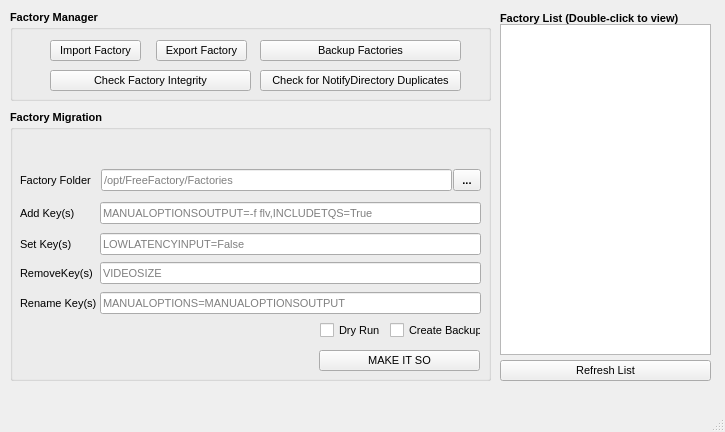
Qt form bin/FactoryMgr.ui (lacojim/FreeFactoryQT) before a commit.
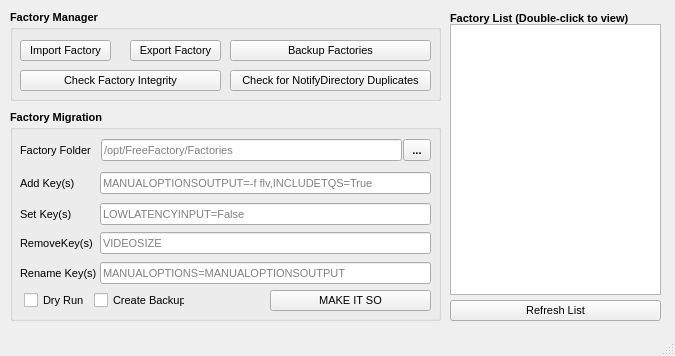
The same form after that commit.

```diff
--- a/bin/FactoryMgr.ui
+++ b/bin/FactoryMgr.ui
@@ -6,8 +6,8 @@
    <rect>
     <x>0</x>
     <y>0</y>
-    <width>725</width>
-    <height>432</height>
+    <width>675</width>
+    <height>356</height>
    </rect>
   </property>
   <property name="windowTitle">
@@ -19,7 +19,7 @@
      <rect>
       <x>10</x>
       <y>10</y>
-      <width>481</width>
+      <width>431</width>
       <height>91</height>
      </rect>
     </property>
@@ -35,7 +35,7 @@
     <widget class="QPushButton" name="ExportFactory">
      <property name="geometry">
       <rect>
-       <x>146</x>
+       <x>120</x>
        <y>30</y>
        <width>91</width>
        <height>21</height>
@@ -57,7 +57,7 @@
     <widget class="QPushButton" name="ImportFactory">
      <property name="geometry">
       <rect>
-       <x>40</x>
+       <x>10</x>
        <y>30</y>
        <width>91</width>
        <height>21</height>
@@ -79,7 +79,7 @@
     <widget class="QPushButton" name="BackupFactories">
      <property name="geometry">
       <rect>
-       <x>250</x>
+       <x>220</x>
        <y>30</y>
        <width>201</width>
        <height>21</height>
@@ -101,7 +101,7 @@
     <widget class="QPushButton" name="CheckFactoryIntegrity">
      <property name="geometry">
       <rect>
-       <x>40</x>
+       <x>10</x>
        <y>60</y>
        <width>201</width>
        <height>21</height>
@@ -123,7 +123,7 @@
     <widget class="QPushButton" name="CheckNotifyDuplicates">
      <property name="geometry">
       <rect>
-       <x>250</x>
+       <x>220</x>
        <y>60</y>
        <width>201</width>
        <height>21</height>
@@ -148,8 +148,8 @@
      <rect>
       <x>10</x>
       <y>110</y>
-      <width>481</width>
-      <height>271</height>
+      <width>431</width>
+      <height>211</height>
      </rect>
     </property>
     <property name="font">
@@ -164,8 +164,8 @@
     <widget class="QToolButton" name="buttonSelectFactoryDir">
      <property name="geometry">
       <rect>
-       <x>443</x>
-       <y>59</y>
+       <x>393</x>
+       <y>29</y>
        <width>28</width>
        <height>22</height>
       </rect>
@@ -178,8 +178,8 @@
      <property name="geometry">
       <rect>
        <x>91</x>
-       <y>59</y>
-       <width>351</width>
+       <y>29</y>
+       <width>301</width>
        <height>22</height>
       </rect>
      </property>
@@ -201,7 +201,7 @@
      <property name="geometry">
       <rect>
        <x>10</x>
-       <y>62</y>
+       <y>32</y>
        <width>81</width>
        <height>16</height>
       </rect>
@@ -220,7 +220,7 @@
      <property name="geometry">
       <rect>
        <x>10</x>
-       <y>95</y>
+       <y>65</y>
        <width>61</width>
        <height>16</height>
       </rect>
@@ -239,8 +239,8 @@
      <property name="geometry">
       <rect>
        <x>90</x>
-       <y>92</y>
-       <width>381</width>
+       <y>62</y>
+       <width>331</width>
        <height>22</height>
       </rect>
      </property>
@@ -261,8 +261,8 @@
      <property name="geometry">
       <rect>
        <x>90</x>
-       <y>123</y>
-       <width>381</width>
+       <y>93</y>
+       <width>331</width>
        <height>22</height>
       </rect>
      </property>
@@ -283,7 +283,7 @@
      <property name="geometry">
       <rect>
        <x>10</x>
-       <y>126</y>
+       <y>96</y>
        <width>61</width>
        <height>16</height>
       </rect>
@@ -302,7 +302,7 @@
      <property name="geometry">
       <rect>
        <x>10</x>
-       <y>155</y>
+       <y>125</y>
        <width>81</width>
        <height>16</height>
       </rect>
@@ -321,8 +321,8 @@
      <property name="geometry">
       <rect>
        <x>90</x>
-       <y>152</y>
-       <width>381</width>
+       <y>122</y>
+       <width>331</width>
        <height>22</height>
       </rect>
      </property>
@@ -342,8 +342,8 @@
     <widget class="QCheckBox" name="checkDryRun">
      <property name="geometry">
       <rect>
-       <x>310</x>
-       <y>210</y>
+       <x>14</x>
+       <y>180</y>
        <width>82</width>
        <height>20</height>
       </rect>
@@ -365,8 +365,8 @@
     <widget class="QCheckBox" name="checkCreateBackups">
      <property name="geometry">
       <rect>
-       <x>380</x>
-       <y>210</y>
+       <x>84</x>
+       <y>180</y>
        <width>91</width>
        <height>20</height>
       </rect>
@@ -388,8 +388,8 @@
      <property name="geometry">
       <rect>
        <x>90</x>
-       <y>182</y>
-       <width>381</width>
+       <y>152</y>
+       <width>331</width>
        <height>22</height>
       </rect>
      </property>
@@ -410,7 +410,7 @@
      <property name="geometry">
       <rect>
        <x>10</x>
-       <y>185</y>
+       <y>155</y>
        <width>81</width>
        <height>16</height>
       </rect>
@@ -428,8 +428,8 @@
     <widget class="QPushButton" name="CommitChanges">
      <property name="geometry">
       <rect>
-       <x>309</x>
-       <y>240</y>
+       <x>260</x>
+       <y>180</y>
        <width>161</width>
        <height>21</height>
       </rect>
@@ -451,10 +451,10 @@
    <widget class="QListWidget" name="listFactoryFiles">
     <property name="geometry">
      <rect>
-      <x>500</x>
+      <x>450</x>
       <y>24</y>
       <width>211</width>
-      <height>331</height>
+      <height>271</height>
      </rect>
     </property>
     <property name="font">
@@ -467,7 +467,7 @@
    <widget class="QLabel" name="label_6">
     <property name="geometry">
      <rect>
-      <x>500</x>
+      <x>450</x>
       <y>10</y>
       <width>211</width>
       <height>16</height>
@@ -486,8 +486,8 @@
    <widget class="QPushButton" name="RefreshList">
     <property name="geometry">
      <rect>
-      <x>500</x>
-      <y>360</y>
+      <x>450</x>
+      <y>300</y>
       <width>211</width>
       <height>21</height>
      </rect>
```
